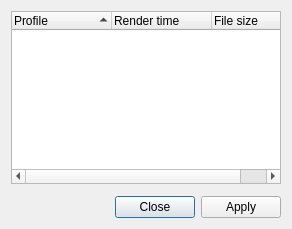
This is src/ui/testproxy_ui.ui in KDE/kdenlive as Qt 5 draws it before an edit. The edited form follows.
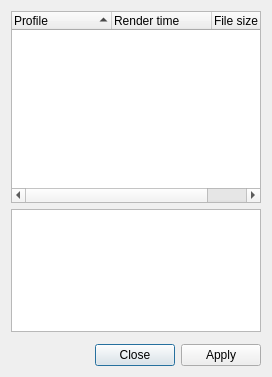
This is the edited form. Custom widgets are drawn as their Qt base class.

Commit message: Improve proxy testing widget

Diff of the .ui file:
```diff
--- a/src/ui/testproxy_ui.ui
+++ b/src/ui/testproxy_ui.ui
@@ -6,15 +6,15 @@
    <rect>
     <x>0</x>
     <y>0</y>
-    <width>292</width>
-    <height>229</height>
+    <width>272</width>
+    <height>377</height>
    </rect>
   </property>
   <property name="windowTitle">
    <string>Dialog</string>
   </property>
   <layout class="QGridLayout" name="gridLayout">
-   <item row="2" column="0">
+   <item row="3" column="0">
     <widget class="QDialogButtonBox" name="buttonBox">
      <property name="orientation">
       <enum>Qt::Horizontal</enum>
@@ -26,6 +26,12 @@
    </item>
    <item row="0" column="0">
     <widget class="QTreeWidget" name="resultList">
+     <property name="sizePolicy">
+      <sizepolicy hsizetype="Expanding" vsizetype="MinimumExpanding">
+       <horstretch>0</horstretch>
+       <verstretch>0</verstretch>
+      </sizepolicy>
+     </property>
      <property name="rootIsDecorated">
       <bool>false</bool>
      </property>
@@ -55,13 +61,26 @@
      </column>
     </widget>
    </item>
-   <item row="1" column="0">
+   <item row="2" column="0">
     <widget class="KMessageWidget" name="infoWidget">
      <property name="closeButtonVisible">
       <bool>false</bool>
      </property>
     </widget>
    </item>
+   <item row="1" column="0">
+    <widget class="QPlainTextEdit" name="paramBox">
+     <property name="sizePolicy">
+      <sizepolicy hsizetype="Expanding" vsizetype="Maximum">
+       <horstretch>0</horstretch>
+       <verstretch>0</verstretch>
+      </sizepolicy>
+     </property>
+     <property name="readOnly">
+      <bool>true</bool>
+     </property>
+    </widget>
+   </item>
   </layout>
  </widget>
  <customwidgets>
```
The commit also changes 2 other files.
